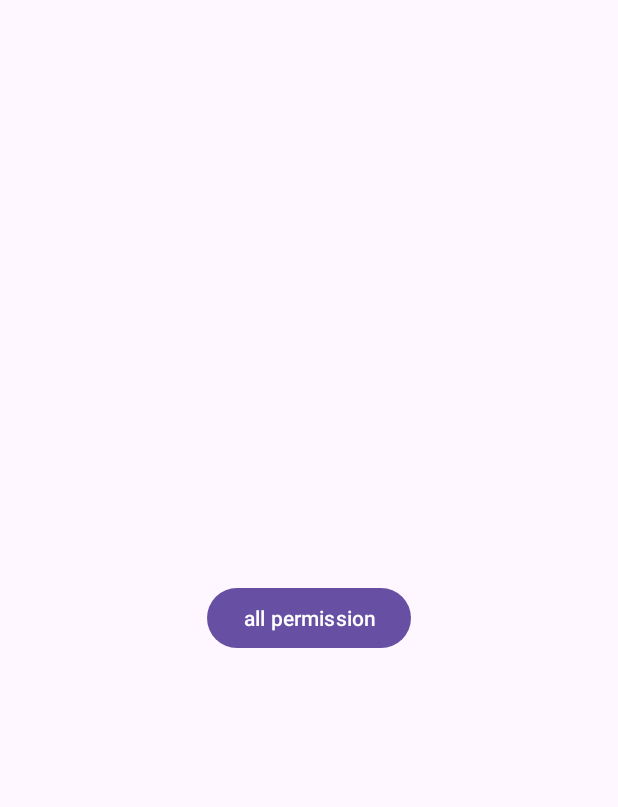
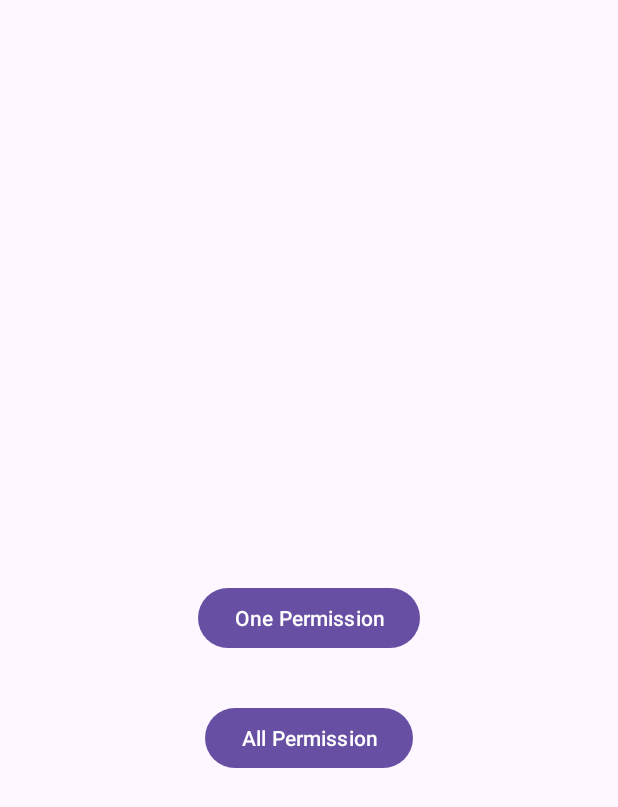
Before and after one commit to alonshlomi1/PermissionManager, an Android app: the screen it shows after launch (MainActivity), on a phone screen of 412 x 824 dp. Shown: the top 807 px of the screen. Run offline under Robolectric (Android 15) with nearby library versions, the phone set to English and light mode, and no system bars.

Commit message:
update PermissionManager

```diff
--- a/app/src/main/java/com/example/permissionmanager/MainActivity.java
+++ b/app/src/main/java/com/example/permissionmanager/MainActivity.java
@@ -16,7 +16,7 @@ import com.google.android.material.button.MaterialButton;
 public class MainActivity extends AppCompatActivity {
 
     PermissionManager permissionManager = null;
-    private MaterialButton main_BTN_allPermission;
+    private MaterialButton main_BTN_onePermission, main_BTN_allPermission;
 
     @Override
     protected void onCreate(Bundle savedInstanceState) {
@@ -36,14 +36,28 @@ public class MainActivity extends AppCompatActivity {
 
 
     private void initViews() {
-
-        main_BTN_allPermission.setOnClickListener(v -> {
+        main_BTN_onePermission.setOnClickListener(v -> getPermission());
+        main_BTN_allPermission.setOnClickListener(v -> getPermissions());
+    }
+    private void getPermission(){
+        permissionManager.requestPermission(android.Manifest.permission.CAMERA, new PermissionManager.PermissionCallback() {
+            @Override
+            public void onPermissionGranted(String permission) {
+                Toast.makeText(getApplicationContext(), "Permission Granted: " + permission, Toast.LENGTH_SHORT ).show();
+                Log.d("PERMISSION", permission + " GRANTED");
+            }
+            @Override
+            public void onPermissionDenied(String permission) {
+                Toast.makeText(getApplicationContext(), "Permission Denied: " + permission, Toast.LENGTH_SHORT ).show();
+                Log.d("PERMISSION", permission + " DENIED");
+            }
+        });
+    }
+    private void getPermissions(){
         String[] permissions = {
-                    android.Manifest.permission.CAMERA,
                 android.Manifest.permission.RECORD_AUDIO,
                 Manifest.permission.CALL_PHONE
         };
-
         permissionManager.requestPermissions(permissions, new PermissionManager.PermissionsCallback() {
             @Override
             public void onPermissionGranted(String permission) {
@@ -61,10 +75,9 @@ public class MainActivity extends AppCompatActivity {
                 Log.d("PERMISSION", "All permissions granted");
             }
         });
-        });
     }
-
     private void findViews() {
+        main_BTN_onePermission = findViewById(R.id.main_BTN_onePermission);
         main_BTN_allPermission = findViewById(R.id.main_BTN_allPermission);
     }
     @Override
--- a/app/src/main/res/layout/activity_main.xml
+++ b/app/src/main/res/layout/activity_main.xml
@@ -8,10 +8,19 @@
     tools:context=".MainActivity">
 
     <com.google.android.material.button.MaterialButton
+        android:id="@+id/main_BTN_onePermission"
+        android:layout_width="wrap_content"
+        android:layout_height="wrap_content"
+        android:layout_centerInParent="true"
+        android:text="@string/one_permission"/>
+
+    <com.google.android.material.button.MaterialButton
         android:id="@+id/main_BTN_allPermission"
         android:layout_width="wrap_content"
         android:layout_height="wrap_content"
+        android:layout_marginTop="32dp"
         android:layout_centerInParent="true"
-        android:text="all permission"/>
+        android:layout_below="@id/main_BTN_onePermission"
+        android:text="@string/all_permission"/>
 
 </RelativeLayout>
--- a/app/src/main/res/values/strings.xml
+++ b/app/src/main/res/values/strings.xml
@@ -1,3 +1,5 @@
 <resources>
     <string name="app_name">PermissionManager</string>
+    <string name="all_permission">All Permission</string>
+    <string name="one_permission">One Permission</string>
 </resources>
```
Also changed, not shown: permissionmanager/src/main/java/com/example/permissionmanager/PermissionManager.java (+3 -5 lines). Lines whose indentation alone changed are shown as unchanged.
